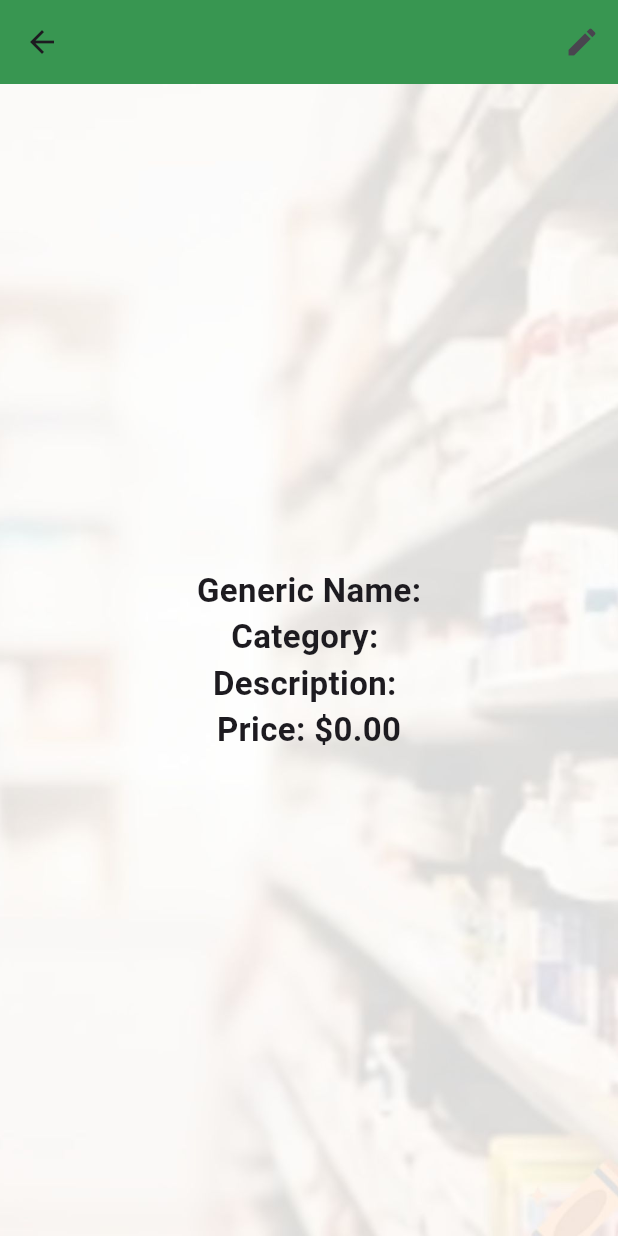
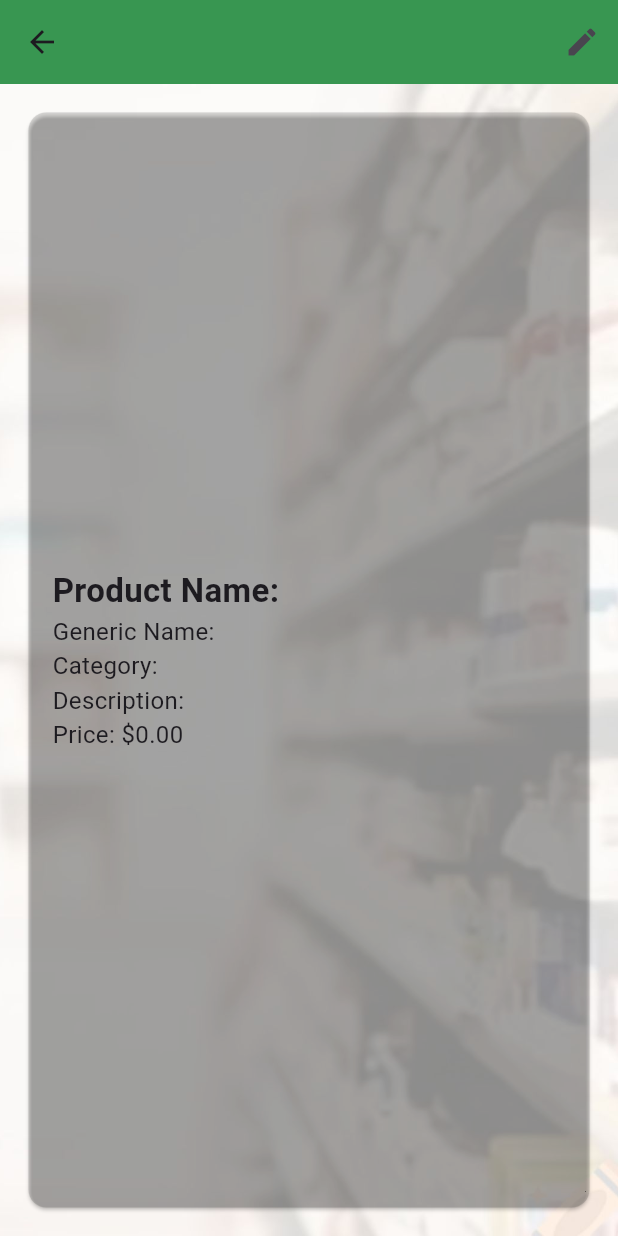
Before and after one commit to nameoftheuser1/medmart, a Flutter app: the SelectedProduct screen opened directly with empty values, on a phone screen of 412 x 824 dp. Run offline on Flutter 3.47's test engine with Material 3 defaults, Android fonts, the phone set to English and light mode, and no system bars; our stand-ins replace flutter_spinkit; missing offline and left inert: dart:ffi; network calls fail.

Commit message:
selected product

```diff
--- a/lib/screens/products/selected_product.dart
+++ b/lib/screens/products/selected_product.dart
@@ -36,29 +36,38 @@ class SelectedProduct extends StatelessWidget {
           ),
           Padding(
             padding: const EdgeInsets.all(15.0),
+            child: Card(
+              color: Colors.black12,
+              child: Padding(
+                padding: const EdgeInsets.all(16.0),
                 child: Column(
-              crossAxisAlignment: CrossAxisAlignment.center,
+                  crossAxisAlignment: CrossAxisAlignment.start,
                   mainAxisAlignment: MainAxisAlignment.center,
                   children: [
-
                     Text(
-                  'Generic Name:${product.genericName}',
+                      'Product Name:${product.productName}',
                       style: TextStyle(fontWeight: FontWeight.bold, fontSize: 22.0),
                     ),
                     Text(
+                      'Generic Name:${product.genericName}',
+                      style: TextStyle(fontSize: 16.0),
+                    ),
+                    Text(
                       'Category: ${product.category}',
-                  style: TextStyle(fontWeight: FontWeight.bold, fontSize: 22.0),
+                      style: TextStyle(fontSize: 16.0),
                     ),
                     Text(
                       'Description: ${product.productDescription}',
-                  style: TextStyle(fontWeight: FontWeight.bold, fontSize: 22.0),
+                      style: TextStyle( fontSize: 16.0),
                     ),
                     SizedBox(height: 0.0),
                     Text(
                       'Price: \$${product.price.toStringAsFixed(2)}',
-                  style: TextStyle(fontWeight: FontWeight.bold, fontSize: 22.0),
+                      style: TextStyle(fontSize: 16.0),
                     ),
                   ],
+                ),
+              ),
             ),
           ),
         ],
```
Lines whose indentation alone changed are shown as unchanged.
